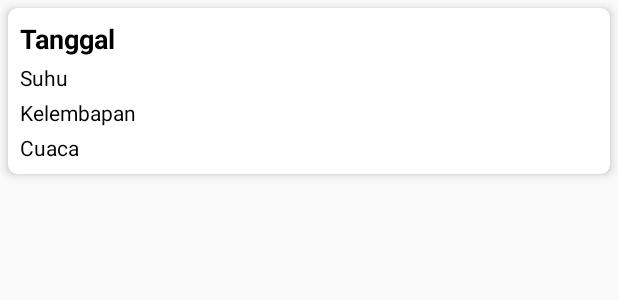
After one commit to evanalif113/Tenki_Sensei, an Android app: the layout cuaca_item.xml on its own in the app's theme, with its tools: preview values and no code run, on a phone screen of 412 x 824 dp. The commit adds this screen. Shown: the top 300 px of the screen. Run offline under Robolectric (Android 15) with nearby library versions, the phone set to English and light mode, and no system bars.

Commit message:
Major update for Cuaca details

```diff
--- /dev/null
+++ b/app/src/main/java/com/example/tenkisen/ui/database/UpdateCuaca.java
@@ -0,0 +1,4 @@
+package com.example.tenkisen.ui.database;
+
+public class UpdateCuaca {
+}
--- /dev/null
+++ b/app/src/main/res/layout/activity_update_cuaca.xml
@@ -0,0 +1,6 @@
+<?xml version="1.0" encoding="utf-8"?>
+<androidx.constraintlayout.widget.ConstraintLayout xmlns:android="http://schemas.android.com/apk/res/android"
+    android:layout_width="match_parent"
+    android:layout_height="match_parent">
+
+</androidx.constraintlayout.widget.ConstraintLayout>
--- /dev/null
+++ b/app/src/main/res/layout/cuaca_item.xml
@@ -0,0 +1,58 @@
+<?xml version="1.0" encoding="utf-8"?>
+<androidx.cardview.widget.CardView
+    xmlns:android="http://schemas.android.com/apk/res/android"
+    xmlns:app="http://schemas.android.com/apk/res-auto"
+    android:id="@+id/idCVCuacaItem"
+    android:layout_width="match_parent"
+    android:layout_height="wrap_content"
+    android:layout_margin="5dp"
+    app:cardCornerRadius="6dp"
+    app:cardElevation="4dp">
+
+    <LinearLayout
+        android:layout_width="match_parent"
+        android:layout_height="wrap_content"
+        android:layout_margin="2dp"
+        android:orientation="vertical"
+        android:padding="4dp">
+
+        <!--Textview for displaying our Course Name-->
+        <TextView
+            android:id="@+id/idTVDataTanggal"
+            android:layout_width="match_parent"
+            android:layout_height="wrap_content"
+            android:padding="2dp"
+            android:text="Tanggal"
+            android:textColor="@color/black"
+            android:textSize="18sp"
+            android:textStyle="bold" />
+
+        <!--Textview for displaying our Course Duration-->
+        <TextView
+            android:id="@+id/idTVDataSuhu"
+            android:layout_width="match_parent"
+            android:layout_height="wrap_content"
+            android:padding="2dp"
+            android:text="Suhu"
+            android:textColor="@color/black" />
+
+        <!--Textview for displaying our Course Description-->
+        <TextView
+            android:id="@+id/idTVDataKelembapan"
+            android:layout_width="match_parent"
+            android:layout_height="wrap_content"
+            android:padding="2dp"
+            android:text="Kelembapan"
+            android:textColor="@color/black" />
+
+        <TextView
+            android:id="@+id/idTVDataCuaca"
+            android:layout_width="match_parent"
+            android:layout_height="wrap_content"
+            android:padding="2dp"
+            android:text="Cuaca"
+            android:textColor="@color/black" />
+
+    </LinearLayout>
+
+</androidx.cardview.widget.CardView>
```
Also changed, not shown: app/src/main/java/com/example/tenkisen/ui/database/Cuaca.java (+70 -1 lines), app/src/main/java/com/example/tenkisen/ui/database/CuacaDetails.java (+38 -0 lines), app/src/main/java/com/example/tenkisen/ui/database/CuacaRVAdapter.java (added, +77 -0 lines).
